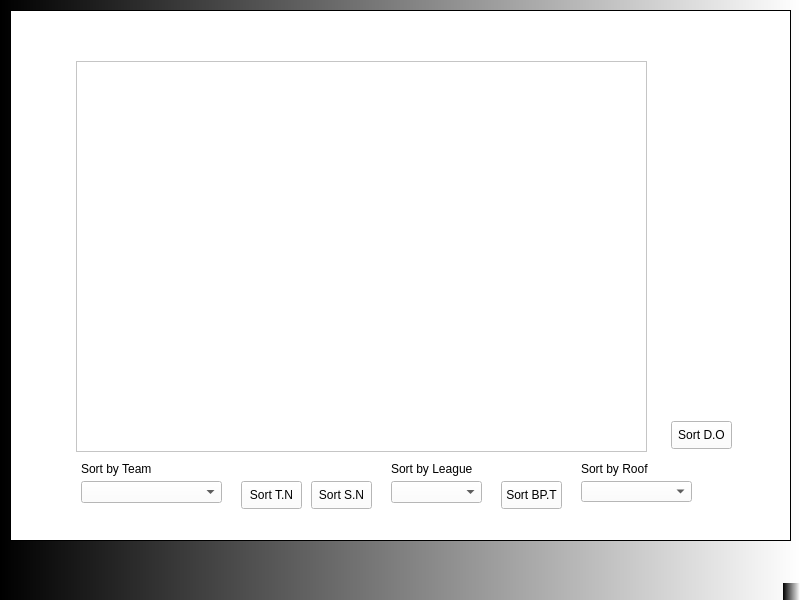
Before: the Qt Designer form CS1D_Project_2/mainwindow.ui in hicholasnu/Take-Me-Out-To-The-Ballgame, drawn with Qt 5.
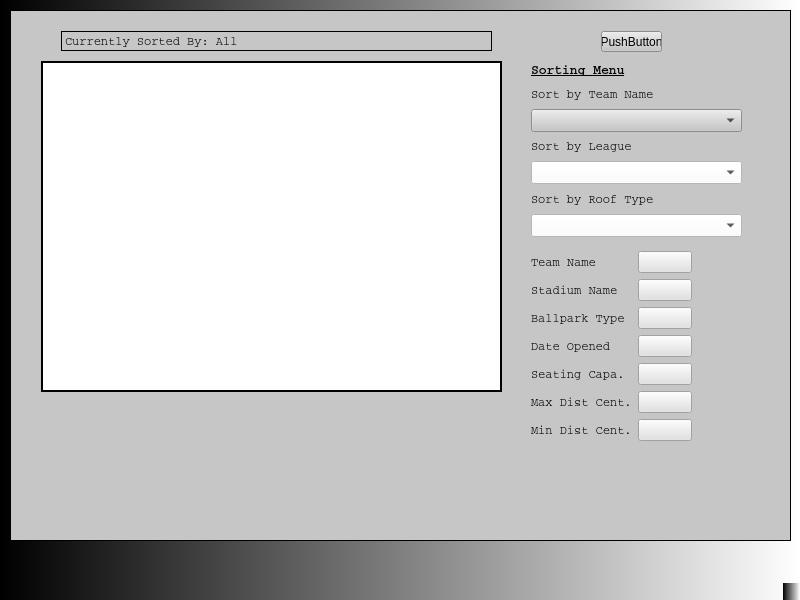
After: the same form once the commit is applied.

The edit to the form file:
```diff
--- a/CS1D_Project_2/mainwindow.ui
+++ b/CS1D_Project_2/mainwindow.ui
@@ -29,6 +29,9 @@
       <height>531</height>
      </rect>
     </property>
+    <property name="styleSheet">
+     <string notr="true"/>
+    </property>
     <property name="frameShape">
      <enum>QFrame::Box</enum>
     </property>
@@ -177,137 +180,353 @@
     </widget>
     <widget class="QWidget" name="StudentScreen">
      <property name="styleSheet">
-      <string notr="true">background-color: rgb(255, 255, 255);</string>
+      <string notr="true">background-color: rgb(198, 198, 198);</string>
      </property>
      <widget class="QTableView" name="tableviewAllStadiums">
       <property name="geometry">
        <rect>
-        <x>65</x>
+        <x>30</x>
         <y>50</y>
-        <width>571</width>
-        <height>391</height>
+        <width>461</width>
+        <height>331</height>
        </rect>
       </property>
-     </widget>
-     <widget class="QComboBox" name="comboBoxChooseTeamName">
-      <property name="geometry">
-       <rect>
-        <x>70</x>
-        <y>470</y>
-        <width>141</width>
-        <height>22</height>
-       </rect>
+      <property name="font">
+       <font>
+        <family>Courier</family>
+        <pointsize>8</pointsize>
+        <weight>50</weight>
+        <italic>false</italic>
+        <bold>false</bold>
+       </font>
       </property>
-     </widget>
-     <widget class="QPushButton" name="pushButtonSortByTeamNames">
-      <property name="geometry">
-       <rect>
-        <x>230</x>
-        <y>470</y>
-        <width>61</width>
-        <height>28</height>
-       </rect>
+      <property name="styleSheet">
+       <string notr="true">background-color: rgb(255, 255, 255);
+font: 8pt &quot;Courier&quot;;</string>
       </property>
-      <property name="text">
-       <string>Sort T.N</string>
+      <property name="frameShape">
+       <enum>QFrame::Box</enum>
       </property>
+      <property name="frameShadow">
+       <enum>QFrame::Plain</enum>
+      </property>
+      <property name="lineWidth">
+       <number>2</number>
+      </property>
      </widget>
-     <widget class="QPushButton" name="pushButtonSortByStadiumNames">
+     <widget class="QLabel" name="labelShowCurrentSort">
       <property name="geometry">
        <rect>
-        <x>300</x>
-        <y>470</y>
-        <width>61</width>
-        <height>28</height>
+        <x>50</x>
+        <y>20</y>
+        <width>431</width>
+        <height>20</height>
        </rect>
       </property>
+      <property name="font">
+       <font>
+        <family>Courier</family>
+       </font>
+      </property>
+      <property name="frameShape">
+       <enum>QFrame::Box</enum>
+      </property>
+      <property name="frameShadow">
+       <enum>QFrame::Plain</enum>
+      </property>
+      <property name="lineWidth">
+       <number>1</number>
+      </property>
       <property name="text">
-       <string>Sort S.N</string>
+       <string>Currently Sorted By: All</string>
       </property>
      </widget>
-     <widget class="QComboBox" name="comboBoxChooseLeague">
+     <widget class="QWidget" name="gridLayoutWidget">
       <property name="geometry">
        <rect>
-        <x>380</x>
-        <y>470</y>
-        <width>91</width>
-        <height>22</height>
+        <x>520</x>
+        <y>50</y>
+        <width>211</width>
+        <height>176</height>
        </rect>
       </property>
+      <layout class="QGridLayout" name="gridLayout">
+       <item row="3" column="0">
+        <widget class="QLabel" name="labelSortByTeam">
+         <property name="font">
+          <font>
+           <family>Courier</family>
+          </font>
+         </property>
+         <property name="text">
+          <string>Sort by Team Name</string>
+         </property>
+        </widget>
+       </item>
+       <item row="8" column="0">
+        <widget class="QComboBox" name="comboBoxChooseRoofType">
+         <property name="font">
+          <font>
+           <family>Courier</family>
+          </font>
+         </property>
+         <property name="styleSheet">
+          <string notr="true">background-color: rgb(255, 255, 255);</string>
+         </property>
+        </widget>
+       </item>
+       <item row="4" column="0">
+        <widget class="QComboBox" name="comboBoxChooseTeamName">
+         <property name="font">
+          <font>
+           <family>Courier</family>
+          </font>
+         </property>
+         <property name="styleSheet">
+          <string notr="true">QListView {
+    alternate-background-color: yellow;
+}
+</string>
+         </property>
+        </widget>
+       </item>
+       <item row="6" column="0">
+        <widget class="QComboBox" name="comboBoxChooseLeague">
+         <property name="font">
+          <font>
+           <family>Courier</family>
+          </font>
+         </property>
+         <property name="styleSheet">
+          <string notr="true">background-color: rgb(255, 255, 255);</string>
+         </property>
+        </widget>
+       </item>
+       <item row="5" column="0">
+        <widget class="QLabel" name="labelSortByLeague">
+         <property name="font">
+          <font>
+           <family>Courier</family>
+          </font>
+         </property>
+         <property name="text">
+          <string>Sort by League</string>
+         </property>
+        </widget>
+       </item>
+       <item row="7" column="0">
+        <widget class="QLabel" name="labelSortByRoofType">
+         <property name="font">
+          <font>
+           <family>Courier</family>
+          </font>
+         </property>
+         <property name="text">
+          <string>Sort by Roof Type</string>
+         </property>
+        </widget>
+       </item>
+       <item row="2" column="0">
+        <widget class="QLabel" name="labelGridLayout">
+         <property name="font">
+          <font>
+           <family>Courier</family>
+           <pointsize>10</pointsize>
+           <weight>75</weight>
+           <bold>true</bold>
+           <underline>true</underline>
+          </font>
+         </property>
+         <property name="text">
+          <string>Sorting Menu</string>
+         </property>
+        </widget>
+       </item>
+      </layout>
      </widget>
-     <widget class="QPushButton" name="pushButtonSortByBallparkTypology">
+     <widget class="QWidget" name="formLayoutWidget">
       <property name="geometry">
        <rect>
-        <x>490</x>
-        <y>470</y>
-        <width>61</width>
-        <height>28</height>
+        <x>520</x>
+        <y>240</y>
+        <width>206</width>
+        <height>241</height>
        </rect>
       </property>
-      <property name="text">
-       <string>Sort BP.T</string>
-      </property>
+      <layout class="QFormLayout" name="formLayout_3">
+       <property name="rightMargin">
+        <number>45</number>
+       </property>
+       <item row="0" column="0">
+        <widget class="QLabel" name="labelSortByTeamName">
+         <property name="font">
+          <font>
+           <family>Courier</family>
+          </font>
+         </property>
+         <property name="text">
+          <string>Team Name</string>
+         </property>
+        </widget>
+       </item>
+       <item row="0" column="1">
+        <widget class="QPushButton" name="pushButtonSortByTeamNames">
+         <property name="styleSheet">
+          <string notr="true">background-color: rgb(225, 225, 225);</string>
+         </property>
+         <property name="text">
+          <string/>
+         </property>
+         <property name="flat">
+          <bool>false</bool>
+         </property>
+        </widget>
+       </item>
+       <item row="1" column="0">
+        <widget class="QLabel" name="labelSortByStadiumName">
+         <property name="font">
+          <font>
+           <family>Courier</family>
+          </font>
+         </property>
+         <property name="text">
+          <string>Stadium Name</string>
+         </property>
+        </widget>
+       </item>
+       <item row="1" column="1">
+        <widget class="QPushButton" name="pushButtonSortByStadiumNames">
+         <property name="styleSheet">
+          <string notr="true">background-color: rgb(225, 225, 225);</string>
+         </property>
+         <property name="text">
+          <string/>
+         </property>
+        </widget>
+       </item>
+       <item row="2" column="0">
+        <widget class="QLabel" name="labelSortByBallparkType">
+         <property name="font">
+          <font>
+           <family>Courier</family>
+          </font>
+         </property>
+         <property name="text">
+          <string>Ballpark Type</string>
+         </property>
+        </widget>
+       </item>
+       <item row="2" column="1">
+        <widget class="QPushButton" name="pushButtonSortByBallparkTypology">
+         <property name="styleSheet">
+          <string notr="true">background-color: rgb(225, 225, 225);</string>
+         </property>
+         <property name="text">
+          <string/>
+         </property>
+        </widget>
+       </item>
+       <item row="3" column="0">
+        <widget class="QLabel" name="labelSortByDateOpened">
+         <property name="font">
+          <font>
+           <family>Courier</family>
+          </font>
+         </property>
+         <property name="text">
+          <string>Date Opened</string>
+         </property>
+        </widget>
+       </item>
+       <item row="3" column="1">
+        <widget class="QPushButton" name="pushButtonSortByDateOpened">
+         <property name="styleSheet">
+          <string notr="true">background-color: rgb(225, 225, 225);</string>
+         </property>
+         <property name="text">
+          <string/>
+         </property>
+        </widget>
+       </item>
+       <item row="4" column="0">
+        <widget class="QLabel" name="labelSortBySeatingCapacity">
+         <property name="font">
+          <font>
+           <family>Courier</family>
+          </font>
+         </property>
+         <property name="text">
+          <string>Seating Capa.</string>
+         </property>
+        </widget>
+       </item>
+       <item row="4" column="1">
+        <widget class="QPushButton" name="pushButtonSortBySeatingCapacity">
+         <property name="styleSheet">
+          <string notr="true">background-color: rgb(225, 225, 225);</string>
+         </property>
+         <property name="text">
+          <string/>
+         </property>
+        </widget>
+       </item>
+       <item row="5" column="0">
+        <widget class="QLabel" name="labelSortByGreatestDistance">
+         <property name="font">
+          <font>
+           <family>Courier</family>
+          </font>
+         </property>
+         <property name="text">
+          <string>Max Dist Cent.</string>
+         </property>
+        </widget>
+       </item>
+       <item row="5" column="1">
+        <widget class="QPushButton" name="pushButtonSortByGreatestFromCenter">
+         <property name="styleSheet">
+          <string notr="true">background-color: rgb(225, 225, 225);</string>
+         </property>
+         <property name="text">
+          <string/>
+         </property>
+        </widget>
+       </item>
+       <item row="6" column="0">
+        <widget class="QLabel" name="labelSortByLeastDistance">
+         <property name="font">
+          <font>
+           <family>Courier</family>
+          </font>
+         </property>
+         <property name="text">
+          <string>Min Dist Cent.</string>
+         </property>
+        </widget>
+       </item>
+       <item row="6" column="1">
+        <widget class="QPushButton" name="pushButtonSortByLeastFromCenter">
+         <property name="styleSheet">
+          <string notr="true">background-color: rgb(225, 225, 225);</string>
+         </property>
+         <property name="text">
+          <string/>
+         </property>
+        </widget>
+       </item>
+      </layout>
      </widget>
-     <widget class="QComboBox" name="comboBoxChooseRoofType">
+     <widget class="QPushButton" name="pushButton">
       <property name="geometry">
        <rect>
-        <x>570</x>
-        <y>470</y>
-        <width>111</width>
+        <x>590</x>
+        <y>20</y>
+        <width>61</width>
         <height>21</height>
        </rect>
       </property>
-     </widget>
-     <widget class="QLabel" name="labelSortByTeam">
-      <property name="geometry">
-       <rect>
-        <x>70</x>
-        <y>450</y>
-        <width>91</width>
-        <height>16</height>
-       </rect>
-      </property>
       <property name="text">
-       <string>Sort by Team</string>
-      </property>
-     </widget>
-     <widget class="QLabel" name="labelSortByLeague">
-      <property name="geometry">
-       <rect>
-        <x>380</x>
-        <y>450</y>
-        <width>91</width>
-        <height>16</height>
-       </rect>
-      </property>
-      <property name="text">
-       <string>Sort by League</string>
-      </property>
-     </widget>
-     <widget class="QLabel" name="labelSortByRoofType">
-      <property name="geometry">
-       <rect>
-        <x>570</x>
-        <y>450</y>
-        <width>91</width>
-        <height>16</height>
-       </rect>
-      </property>
-      <property name="text">
-       <string>Sort by Roof</string>
-      </property>
-     </widget>
-     <widget class="QPushButton" name="pushButtonSortByDateOpened">
-      <property name="geometry">
-       <rect>
-        <x>660</x>
-        <y>410</y>
-        <width>61</width>
-        <height>28</height>
-       </rect>
-      </property>
-      <property name="text">
-       <string>Sort D.O</string>
+       <string>PushButton</string>
       </property>
      </widget>
     </widget>
```
Left out of the diff: 2 changed lines with no effect on the pictures.
